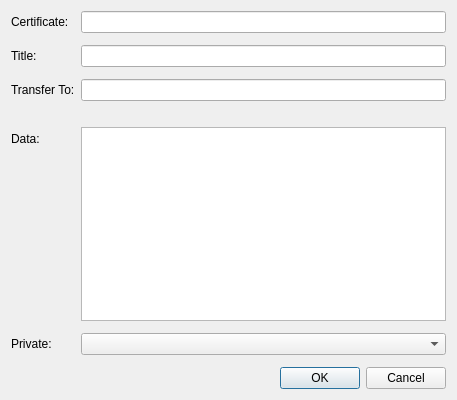
Qt form src/qt/forms/editcertdialog.ui (willyko/syscoin2) before a commit.
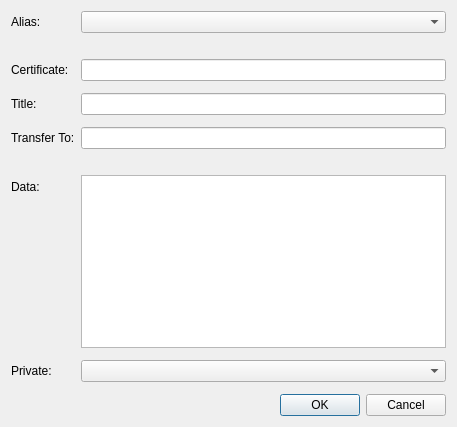
The same form after that commit.

Commit message: display buyerkey properly, add cert alias

```diff
--- a/src/qt/forms/editcertdialog.ui
+++ b/src/qt/forms/editcertdialog.ui
@@ -7,7 +7,7 @@
     <x>0</x>
     <y>0</y>
     <width>457</width>
-    <height>400</height>
+    <height>427</height>
    </rect>
   </property>
   <property name="windowTitle">
@@ -19,7 +19,10 @@
      <property name="fieldGrowthPolicy">
       <enum>QFormLayout::AllNonFixedFieldsGrow</enum>
      </property>
-     <item row="0" column="0">
+     <item row="0" column="1">
+      <widget class="QComboBox" name="aliasEdit"/>
+     </item>
+     <item row="2" column="0">
       <widget class="QLabel" name="certLabel">
        <property name="text">
         <string>Certificate:</string>
@@ -29,17 +32,17 @@
        </property>
       </widget>
      </item>
-     <item row="0" column="1">
+     <item row="2" column="1">
       <widget class="QLineEdit" name="certEdit">
        <property name="toolTip">
         <string>The value associated with this certificate.</string>
        </property>
       </widget>
      </item>
-     <item row="1" column="1">
+     <item row="3" column="1">
       <layout class="QVBoxLayout" name="verticalLayout_2"/>
      </item>
-     <item row="2" column="0">
+     <item row="4" column="0">
       <widget class="QLabel" name="label_2">
        <property name="text">
         <string>Title:</string>
@@ -49,17 +52,17 @@
        </property>
       </widget>
      </item>
-     <item row="2" column="1">
+     <item row="4" column="1">
       <widget class="QLineEdit" name="nameEdit">
        <property name="toolTip">
         <string>The certificate name.</string>
        </property>
       </widget>
      </item>
-     <item row="3" column="1">
+     <item row="5" column="1">
       <layout class="QVBoxLayout" name="verticalLayout_3"/>
      </item>
-     <item row="4" column="0">
+     <item row="6" column="0">
       <widget class="QLabel" name="transferLabel">
        <property name="text">
         <string>Transfer To:</string>
@@ -69,10 +72,10 @@
        </property>
       </widget>
      </item>
-     <item row="4" column="1">
+     <item row="6" column="1">
       <widget class="QLineEdit" name="transferEdit"/>
      </item>
-     <item row="5" column="1">
+     <item row="7" column="1">
       <widget class="QLabel" name="transferDisclaimer">
        <property name="text">
         <string/>
@@ -82,36 +85,50 @@
        </property>
       </widget>
      </item>
-     <item row="6" column="0">
+     <item row="8" column="0">
       <widget class="QLabel" name="certDataLabel">
        <property name="text">
         <string>Data:</string>
        </property>
       </widget>
      </item>
-     <item row="6" column="1">
+     <item row="8" column="1">
       <widget class="QTextEdit" name="certDataEdit"/>
      </item>
-     <item row="7" column="1">
+     <item row="9" column="1">
       <layout class="QVBoxLayout" name="verticalLayout_5"/>
      </item>
-     <item row="8" column="0">
+     <item row="10" column="0">
       <widget class="QLabel" name="privateLabel">
        <property name="text">
         <string>Private:</string>
        </property>
       </widget>
      </item>
-     <item row="8" column="1">
+     <item row="10" column="1">
       <widget class="QComboBox" name="privateBox">
        <property name="maxVisibleItems">
         <number>2</number>
        </property>
       </widget>
      </item>
-     <item row="9" column="1">
+     <item row="11" column="1">
       <layout class="QVBoxLayout" name="verticalLayout_6"/>
      </item>
+     <item row="0" column="0">
+      <widget class="QLabel" name="label">
+       <property name="text">
+        <string>Alias:</string>
+       </property>
+      </widget>
+     </item>
+     <item row="1" column="1">
+      <widget class="QLabel" name="aliasDisclaimer">
+       <property name="text">
+        <string/>
+       </property>
+      </widget>
+     </item>
     </layout>
    </item>
    <item>
```
The commit also changes 9 other files.
